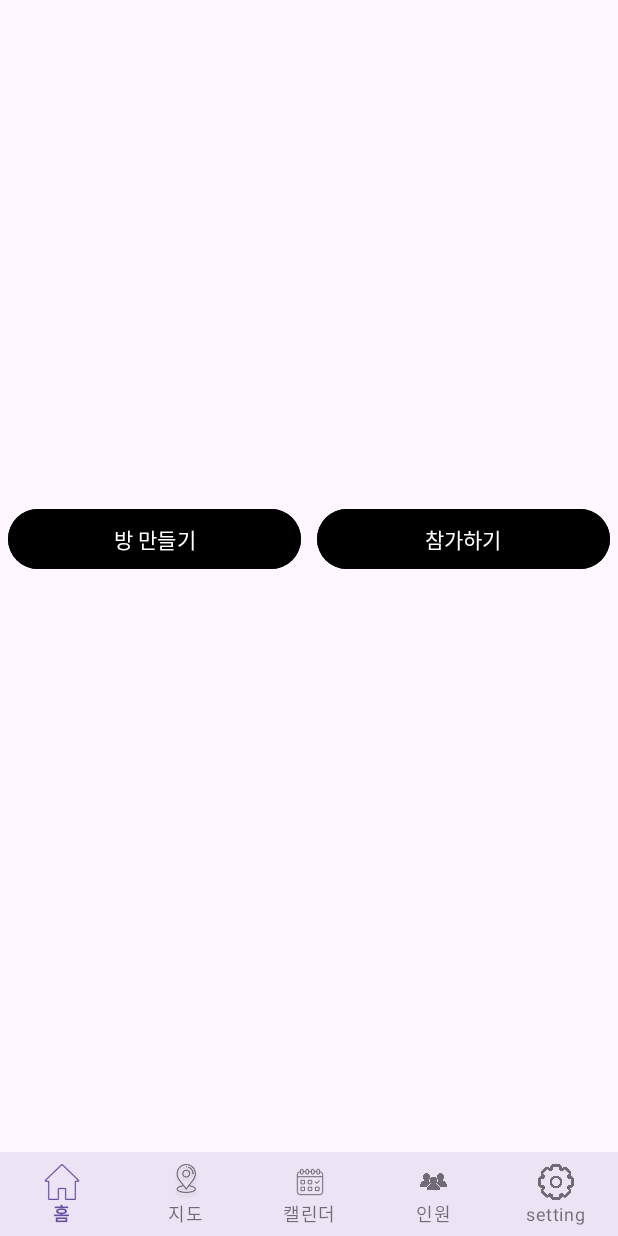
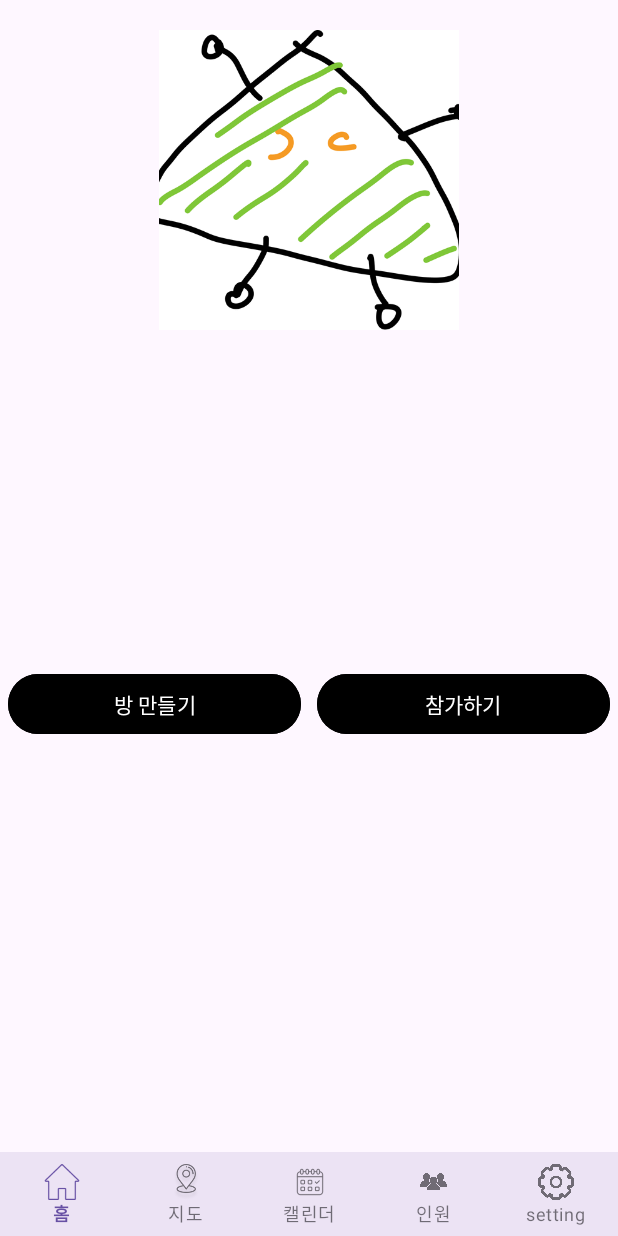
Before and after one commit to worhs02/GpsTracking, an Android app: the fragment PeopleFragment placed in its activity, on a phone screen of 412 x 824 dp. Run offline under Robolectric (Android 15) with nearby library versions, the phone set to English and light mode, and no system bars; pictures from the network do not load.

Commit message:
인원 프래그먼트에 UI(GIF 파일) 추가

```diff
--- a/hwan/mountain/app/src/main/java/com/example/mountain/PeopleFragment.kt
+++ b/hwan/mountain/app/src/main/java/com/example/mountain/PeopleFragment.kt
@@ -5,7 +5,9 @@ import android.view.LayoutInflater
 import android.view.View
 import android.view.ViewGroup
 import android.widget.Button
+import android.widget.ImageView
 import androidx.fragment.app.Fragment
+import com.bumptech.glide.Glide
 
 class PeopleFragment : Fragment() {
 
@@ -20,8 +22,15 @@ class PeopleFragment : Fragment() {
     override fun onViewCreated(view: View, savedInstanceState: Bundle?) {
         super.onViewCreated(view, savedInstanceState)
 
+        val mountainAnimationView: ImageView = view.findViewById(R.id.mountain_animation_view)
         val createRoomButton: Button = view.findViewById(R.id.create_room_button)
         val joinRoomButton: Button = view.findViewById(R.id.join_room_button)
+
+        // GIF를 ImageView에 로드
+        Glide.with(this)
+            .asGif()
+            .load(R.drawable.mountain_animation) // drawable 폴더에 있는 GIF 파일 이름
+            .into(mountainAnimationView)
 
         createRoomButton.setOnClickListener {
             // RoomCreateFragment로 이동
--- a/hwan/mountain/app/src/main/res/layout/fragment_people.xml
+++ b/hwan/mountain/app/src/main/res/layout/fragment_people.xml
@@ -2,6 +2,16 @@
     android:layout_width="match_parent"
     android:layout_height="match_parent"
     xmlns:app="http://schemas.android.com/apk/res-auto">
+
+    <!-- GIF를 표시할 ImageView -->
+    <ImageView
+        android:id="@+id/mountain_animation_view"
+        android:layout_width="200dp"
+        android:layout_height="200dp"
+        app:layout_constraintTop_toTopOf="parent"
+        app:layout_constraintStart_toStartOf="parent"
+        app:layout_constraintEnd_toEndOf="parent"
+        android:layout_marginTop="20dp" />
 
     <LinearLayout
         android:layout_width="match_parent"
@@ -10,7 +20,7 @@
         android:gravity="center"
         android:layout_marginBottom="100dp"
         android:layout_marginTop="50dp"
-        app:layout_constraintTop_toTopOf="parent"
+        app:layout_constraintTop_toBottomOf="@+id/mountain_animation_view"
         app:layout_constraintBottom_toBottomOf="parent"
         app:layout_constraintEnd_toEndOf="parent"
         app:layout_constraintStart_toStartOf="parent">
```
